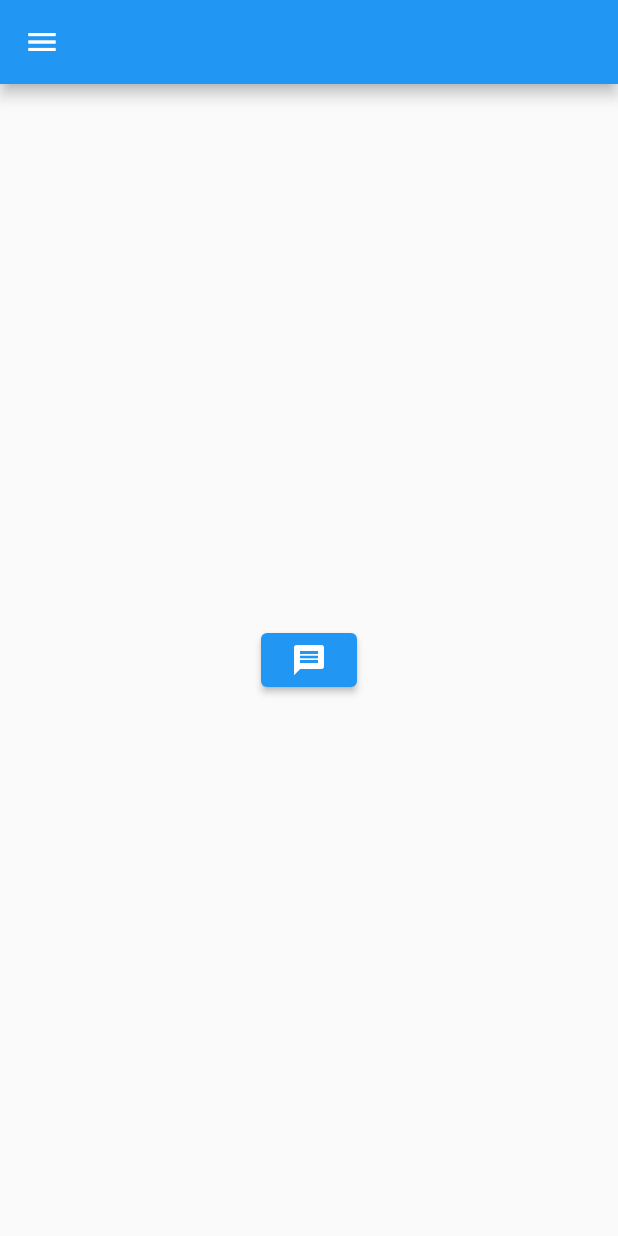
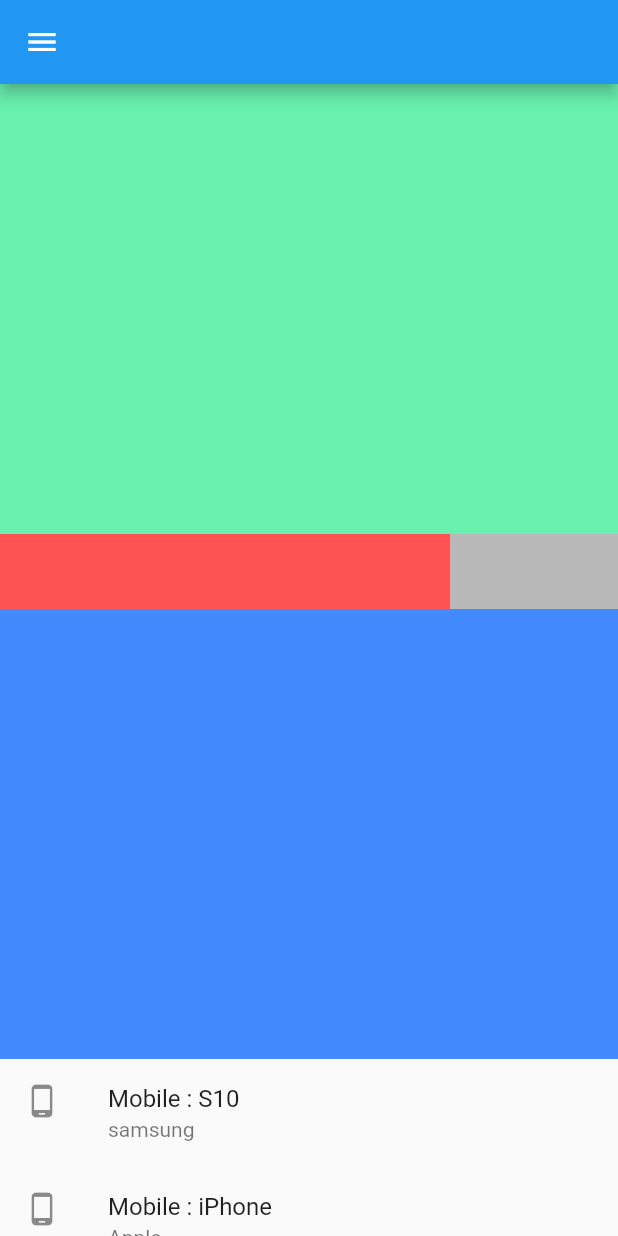
Before and after one commit to Mo-bar/Flutter, a Flutter app: the screen it shows after launch, on a phone screen of 412 x 824 dp. Run offline on Flutter 3.47's test engine with Material 2 defaults, Android fonts, the phone set to English and light mode, and no system bars.

Commit message:
ListView props.

```diff
--- /dev/null
+++ b/app_0/lib/ListView.dart
@@ -0,0 +1,109 @@
+import 'package:flutter/material.dart';
+
+class list_view extends StatefulWidget {
+  const list_view({Key? key}) : super(key: key);
+
+  @override
+  State<list_view> createState() => _list_viewState();
+}
+
+class _list_viewState extends State<list_view> {
+  List Mobile = [
+    {
+      'company' : 'samsung',
+      'mobile' : 'S10'
+    },
+    {
+      'company' : 'Apple',
+      'mobile' : 'iPhone'
+    },
+    {
+      'company' : 'Xiami',
+      'mobile' : 'Readme'
+    },
+  ];
+  @override
+  Widget build(BuildContext context) {
+    return Scaffold(
+      appBar: AppBar(),
+      drawer: Drawer(),
+      body: ListView(
+        scrollDirection: Axis.vertical,
+        // reverse: true,
+        // physics: NeverScrollableScrollPhysics(),
+        children: [
+          Container(
+            child: null,
+            color: Colors.greenAccent,
+            height: 300,
+          ),
+          Container(
+            height: 50,
+            child: ListView(
+              scrollDirection: Axis.horizontal,
+              shrinkWrap: true, // ListView take full space of container
+              children: [
+                Container(
+                  child: null,
+                  color: Colors.redAccent,
+                  width: 300,
+                  height: 50,
+                ),
+                Container(
+                  child: null,
+                  color: Colors.black26,
+                  width: 300,
+                  height: 50,
+                ),
+                Container(
+                  child: null,
+                  color: Colors.white,
+                  width: 300,
+                  height: 50,
+                )
+              ],
+            )
+          ),
+          Container(
+            child: null,
+            color: Colors.blueAccent,
+            height: 300,
+          ),
+          Container(
+            height:300,
+            child: ListView.builder(
+              physics: NeverScrollableScrollPhysics(),
+              itemCount:Mobile.length,
+              itemBuilder: (context, i){
+                return ListTile(
+                  title: Text('Mobile : '+Mobile[i]['mobile']),
+                  subtitle: Text(Mobile[i]['company']),
+                  leading: Icon(Icons.phone_android),
+                  // title: Text('${Mobile[i]['company']}'),
+                );
+              },
+            )
+          ),
+          Container(
+            height:300,
+            child: ListView.separated(
+              physics: NeverScrollableScrollPhysics(),
+              itemCount:Mobile.length,
+              itemBuilder: (context, i){
+                return ListTile(
+                  title: Text('Mobile : '+Mobile[i]['mobile']),
+                  subtitle: Text(Mobile[i]['company']),
+                  leading: Icon(Icons.phone_android),
+                  // title: Text('${Mobile[i]['company']}'),
+                );
+              },
+              separatorBuilder: (context, i){
+                return Divider(color: Colors.grey, thickness: 3,);
+              },
+            )
+          ),
+        ],
+      )
+      );
+  }
+}
--- a/app_0/lib/main.dart
+++ b/app_0/lib/main.dart
@@ -6,6 +6,7 @@ import 'package:app_0/Switch.dart' as sw;
 import 'package:app_0/ListTile.dart';
 import 'package:app_0/Cirle_Avatar.dart';
 import 'package:app_0/Alert_dialog.dart';
+import 'package:app_0/ListView.dart';
 
 void main() {
   runApp(app());
@@ -14,7 +15,7 @@ class app extends StatelessWidget{
   @override
   Widget build(BuildContext context){
     return MaterialApp(
-      home: alert_dialog(),
+      home: list_view(),
     );
   }
 }
```
